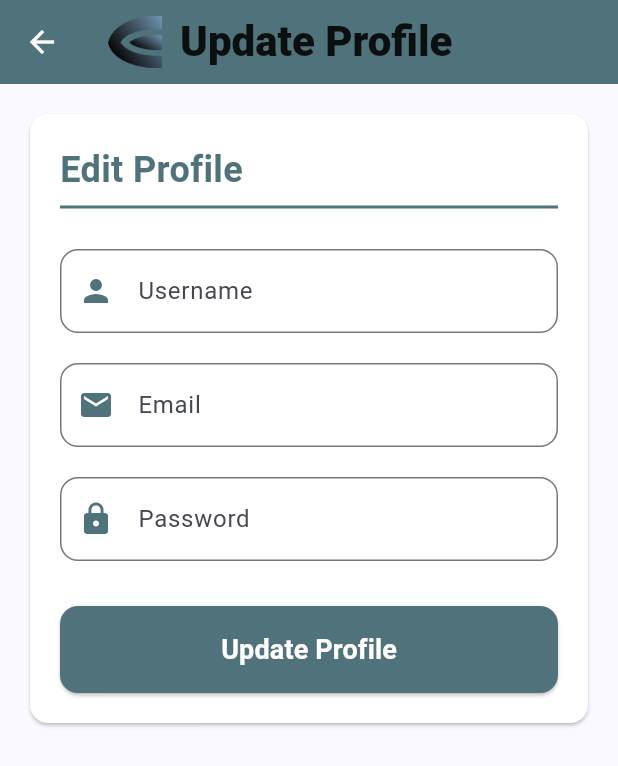
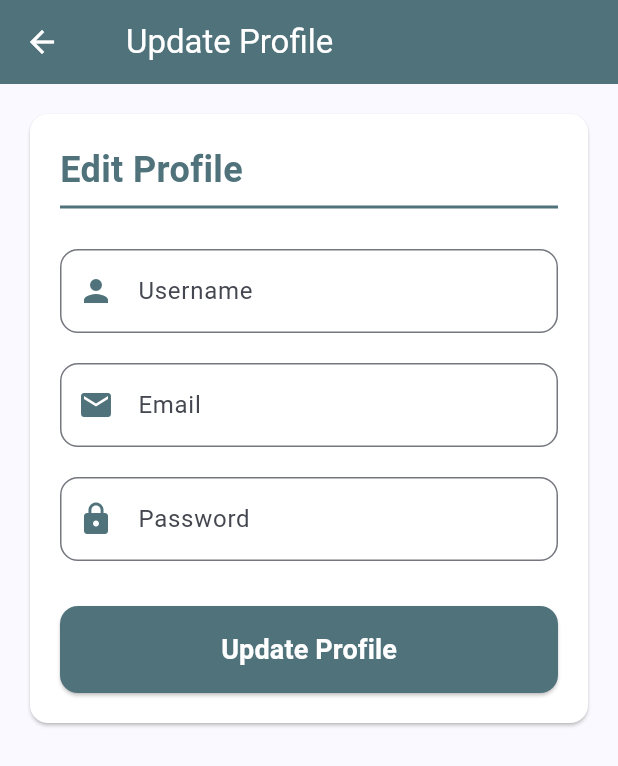
Before and after one commit to bintangyosua/EMMA, a Flutter app: the screen it shows once a user with an empty profile is signed in, item 4 of the bottom bar chosen, after a tap on "Update Profile", on a phone screen of 412 x 824 dp. Shown: the top 766 px of the screen. Run offline on Flutter 3.47's test engine with Material 3 defaults, Android fonts, the phone set to English and light mode, and no system bars; our stand-ins replace cloud_firestore, firebase_auth, firebase_core, fl_chart, flutter_animate, flutter_dotenv and 1 more; accounts and stored records are empty.

Commit message:
changed format and some header colors

```diff
--- a/lib/eisenhower-matrix/task_page.dart
+++ b/lib/eisenhower-matrix/task_page.dart
@@ -158,6 +158,7 @@ class _TaskDetailPageState extends State<TaskDetailPage> {
         actions: [
           IconButton(
             icon: const Icon(Icons.delete),
+            color: Colors.white,
             onPressed: _deleteTask,
           ),
         ],
@@ -296,7 +297,7 @@ class _TaskDetailPageState extends State<TaskDetailPage> {
       onTap: () async {
         final DateTime? pickedDate = await showDatePicker(
           context: context,
-          initialDate: DateTime.now(),
+          initialDate: DateTime.parse(controller.text),
           firstDate: DateTime.now(),
           lastDate: DateTime(2030),
           helpText: 'Select $labelText',
--- a/lib/finished-tasks/finished_task.page.dart
+++ b/lib/finished-tasks/finished_task.page.dart
@@ -3,6 +3,7 @@ import 'package:emma/eisenhower-matrix/task_page.dart';
 import 'package:emma/models/task.dart';
 import 'package:flutter/material.dart';
 import 'package:firebase_auth/firebase_auth.dart';
+import 'package:intl/intl.dart';
 
 class TaskListPage extends StatefulWidget {
   @override
@@ -148,7 +149,8 @@ class _TaskListPageState extends State<TaskListPage> {
                         fontWeight: FontWeight.bold,
                       ),
                     ),
-                    subtitle: Text('Deadline: ${task.deadline}'),
+                    subtitle: Text(
+                        'Deadline: ${DateFormat('dd MMMM yyyy').format(DateTime.parse(task.deadline.toString()))}'),
                     trailing: Row(
                       mainAxisSize: MainAxisSize.min,
                       children: [
--- a/lib/navigation-bar/update_profile.dart
+++ b/lib/navigation-bar/update_profile.dart
@@ -92,18 +92,11 @@ class _UpdateProfilePageState extends State<UpdateProfilePage> {
         ),
         title: Row(
           children: [
-            Image.asset(
-              'assets/images/logo.png',
-              height: 36,
-              width: 36,
-            ),
             const SizedBox(width: 12),
             const Text(
               'Update Profile',
               style: TextStyle(
-                fontSize: 28,
-                fontWeight: FontWeight.w900,
-                color: Colors.black87,
+                color: Colors.white,
               ),
             ),
           ],
```
Also changed, not shown: lib/eisenhower-matrix/eisenhower-matrix.page.dart (+8 -0 lines).
